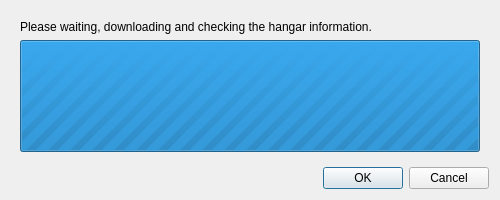
This is src/GUI/AddCatalogDialog.ui in FlightGear/flightgear as Qt 5 draws it before an edit. The edited form follows.
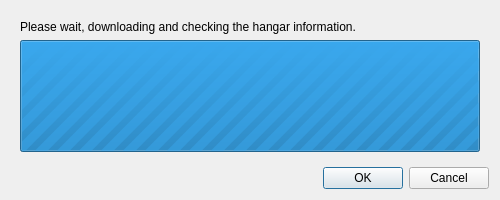
This is the edited form. The open tabs and pages were chosen to show the change.

Commit message: Launcher: spelling fix in "Add Catalog" dialog window

```diff
--- a/src/GUI/AddCatalogDialog.ui
+++ b/src/GUI/AddCatalogDialog.ui
@@ -61,7 +61,7 @@
           </sizepolicy>
          </property>
          <property name="text">
-          <string>Please waiting, downloading and checking the hangar information.</string>
+          <string>Please wait, downloading and checking the hangar information.</string>
          </property>
         </widget>
        </item>
```
